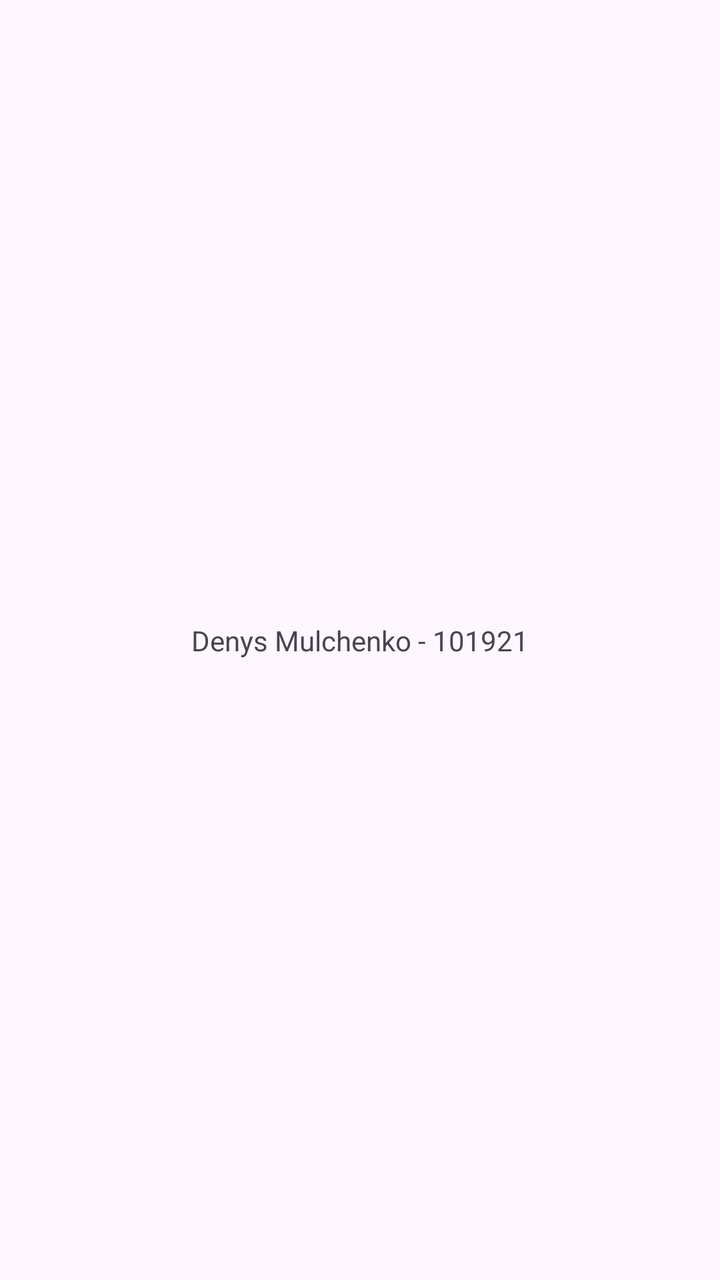
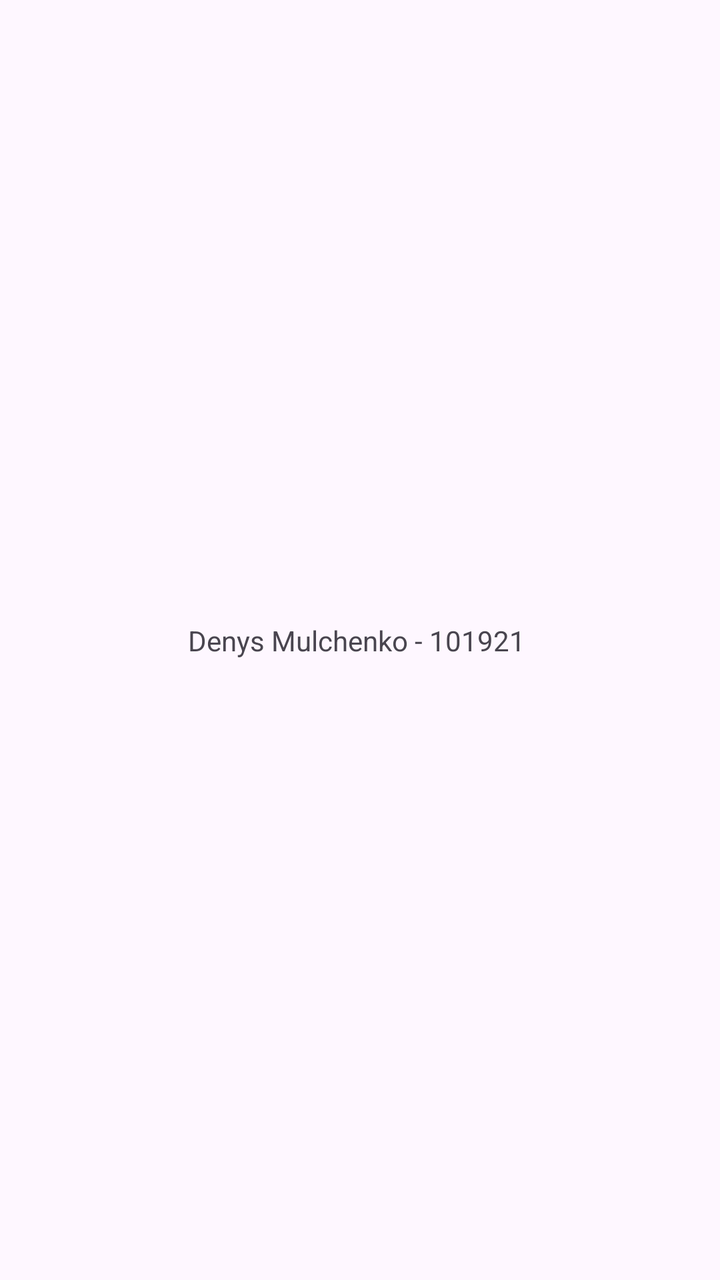

Two renders of the same Android screen: before a commit and after it. Below are the layout's source before the change and the commit's diff.
<!-- AndroidManifest.xml: application theme Theme.LAB01101921 -->
<!-- res/layout/activity_main.xml -->
<?xml version="1.0" encoding="utf-8"?>
<androidx.constraintlayout.widget.ConstraintLayout xmlns:android="http://schemas.android.com/apk/res/android"
    xmlns:app="http://schemas.android.com/apk/res-auto"
    xmlns:tools="http://schemas.android.com/tools"
    android:id="@+id/main"
    android:layout_width="match_parent"
    android:layout_height="match_parent"
    tools:context=".MainActivity">

    <TextView
        android:layout_width="wrap_content"
        android:layout_height="wrap_content"
        android:text="Denys Mulchenko - 101921"
        app:layout_constraintBottom_toBottomOf="parent"
        app:layout_constraintEnd_toEndOf="parent"
        app:layout_constraintStart_toStartOf="parent"
        app:layout_constraintTop_toTopOf="parent" />

</androidx.constraintlayout.widget.ConstraintLayout>
<!-- resources referenced by this layout -->
<resources>
  <style name="Theme.LAB01101921" parent="Base.Theme.LAB01101921" />
  <style name="Base.Theme.LAB01101921" parent="Theme.Material3.DayNight.NoActionBar">
          
          
      </style>
</resources>

<!-- the commit's change to res/layout/activity_main.xml (unified diff, before → after) -->
@@ -10,7 +10,7 @@
     <TextView
         android:layout_width="wrap_content"
         android:layout_height="wrap_content"
-        android:text="Denys Mulchenko - 101921"
+        android:text="Denys Mulchenko - 101921 "
         app:layout_constraintBottom_toBottomOf="parent"
         app:layout_constraintEnd_toEndOf="parent"
         app:layout_constraintStart_toStartOf="parent"
